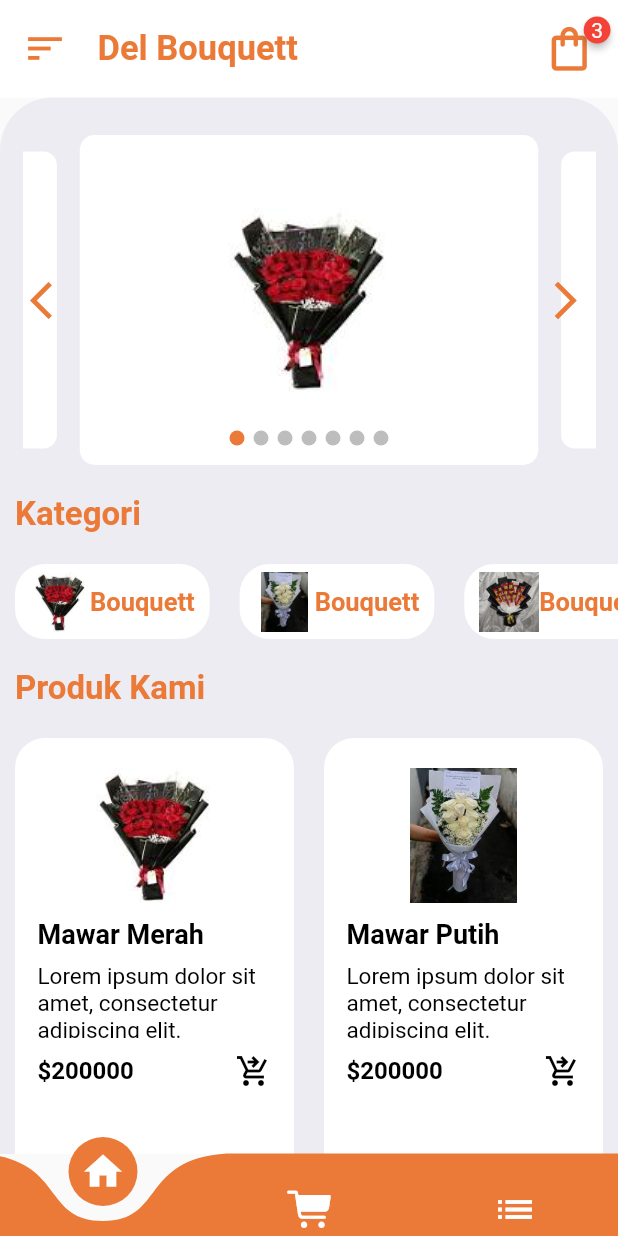
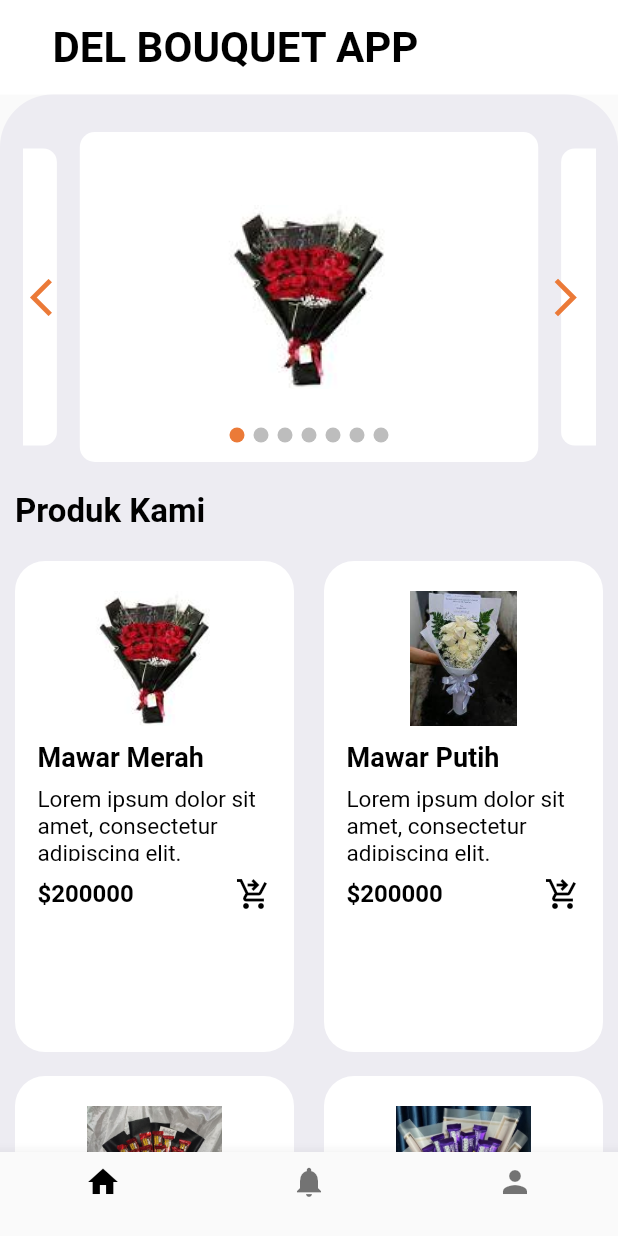
Before and after one commit to havel373/bouquetapp, a Flutter app: the HomePage screen opened directly, on a phone screen of 412 x 824 dp. Run offline on Flutter 3.47's test engine with Material 2 defaults, Android fonts, the phone set to English and light mode, and no system bars; drawn by our look-alikes of badges, card_swiper, curved_navigation_bar; our stand-ins replace flutter_rating_bar, shimmer; missing offline and left inert: clippy_flutter.

Commit message:
Update UI

```diff
--- a/lib/components/HomeAppBar.dart
+++ b/lib/components/HomeAppBar.dart
@@ -13,47 +13,20 @@ class HomeAppBar extends StatelessWidget {
       color: Colors.white,
       padding: EdgeInsets.all(15), // before it as 25
       child: Row(children: [
-        GestureDetector(
-          onTap: () {
-            data.currentState?.openDrawer();
-            // AuthController.instance.logOut();
-          },
-          child: Icon(
-            Icons.sort,
-            size: 30,
-            color: Color.fromARGB(255, 235, 122, 56), //0xFF4C53A2
-          ),
-        ),
         Padding(
           padding: EdgeInsets.only(
             left: 20,
           ),
           child: Text(
-            'Del Bouquett',
+            'DEL BOUQUET APP',
             style: TextStyle(
-              fontSize: 23,
+              fontSize: 28,
               fontWeight: FontWeight.bold,
-              color: Color.fromARGB(255, 235, 122, 56), //0xFF4C53A2
+              color: Color.fromARGB(255, 0, 0, 0), //0xFF4C53A2
             ),
           ),
         ),
         const Spacer(),
-       badges.Badge(
-          badgeContent: const Text(
-            "3",
-            style: TextStyle(color: Colors.white),
-          ),
-          child: InkWell(
-            onTap: () {
-              Navigator.pushNamed(context, 'Keranjang');
-            },
-            child: const Icon(
-              Icons.shopping_bag_outlined,
-              size: 35,
-              color: Color.fromARGB(255, 235, 122, 56), //0xFF4C53A2
-            ),
-          )
-        ),
       ]),
     );
   }
--- a/lib/components/ItemAppBar.dart
+++ b/lib/components/ItemAppBar.dart
@@ -35,7 +35,7 @@ class _ItemAppBarState extends State<ItemAppBar> {
               style: TextStyle(
                 fontSize: 23,
                 fontWeight: FontWeight.bold,
-                color: Color.fromARGB(255, 235, 122, 56),
+                color: Color.fromARGB(255, 0, 0, 0),
               ),
             ),
           ),
--- a/lib/main.dart
+++ b/lib/main.dart
@@ -19,9 +19,6 @@ class MyApp extends StatelessWidget {
       ),
         debugShowCheckedModeBanner: false,
       home: Scaffold(
-        appBar: AppBar(
-            title: const Text('DEL BOUQUET APP'),
-        ),
         body: Container(
             width: double.infinity,
             height: double.infinity,
--- a/lib/screen/HomePage.dart
+++ b/lib/screen/HomePage.dart
@@ -9,20 +9,36 @@ import '../components/CategoriesWidget.dart';
 import '../components/HomeAppBar.dart';
 import '../components/ItemsWidgets.dart';
 import '../components/SideNavbar.dart';
+import 'NotificationPage.dart';
+import 'UserProfilePage.dart';
 
-class HomePage extends StatelessWidget {
+class HomePage extends StatefulWidget {
   HomePage({super.key});
 
-  final GlobalKey<ScaffoldState> _scaffoldState = GlobalKey<ScaffoldState>();
+  @override
+  State<HomePage> createState() => _HomePageState();
+}
+
+  class _HomePageState extends State<HomePage> {
+
+    int selectedPageIndex = 0;
+    int _selectedIndex = 0;
+
+    void _onItemTapped(int index) {
+      setState(() {
+        _selectedIndex = index;
+      });
+    }
+
+    final GlobalKey<ScaffoldState> _scaffoldState = GlobalKey<ScaffoldState>();
   @override
   Widget build(BuildContext context) {
     return Scaffold(
       key: _scaffoldState,
-      drawer: SideNavBar(),
       body: ListView(
         children: [
-          HomeAppBar(data: _scaffoldState), // nav bar
-          // buscador
+          HomeAppBar(data: _scaffoldState),
+
           Container(
             // height: 500,
             padding: EdgeInsets.only(top: 15),
@@ -37,52 +53,7 @@ class HomePage extends StatelessWidget {
               children: [
                 // CARRUCEL
                 Carrusel(),
-                // //BUscar
-                // Container(
-                //   padding: EdgeInsets.symmetric(horizontal: 15),
-                //   margin: EdgeInsets.symmetric(horizontal: 15),
-                //   decoration: BoxDecoration(
-                //       color: Colors.white,
-                //       borderRadius: BorderRadius.circular(30)),
-                //   child: Row(
-                //     children: [
-                //       Container(
-                //         height: 50,
-                //         width: MediaQuery.of(context).size.width / 1.4,
-                //         margin: EdgeInsets.only(left: 5),
-                //         child: TextFormField(
-                //           decoration: InputDecoration(
-                //               border: InputBorder.none, hintText: "Buscar..."),
-                //         ),
-                //       ),
-                //       Spacer(),
-                //       Icon(
-                //         Icons.search_rounded,
-                //         size: 23,
-                //         color: Color.fromARGB(255, 235, 122, 56), //0xFF4C53A2
-                //       )
-                //     ],
-                //   ),
-                // ),
 
-                // TITLE categorias
-                Container(
-                  alignment: Alignment.centerLeft,
-                  margin: EdgeInsets.symmetric(horizontal: 10, vertical: 20),
-                  child: Text(
-                    "Kategori",
-                    style: TextStyle(
-                      fontSize: 22,
-                      fontWeight: FontWeight.bold,
-                      color: Color.fromARGB(255, 235, 122, 56), //0xFF4C53A2
-                    ),
-                  ),
-                ),
-
-                // CATEGORIAS
-                CategoriesWidget(),
-
-                // TITLE Items
                 Container(
                   alignment: Alignment.centerLeft,
                   margin: EdgeInsets.symmetric(vertical: 20, horizontal: 10),
@@ -91,41 +62,40 @@ class HomePage extends StatelessWidget {
                     style: TextStyle(
                       fontSize: 22,
                       fontWeight: FontWeight.bold,
-                      color: Color.fromARGB(255, 235, 122, 56), //0xFF4C53A2
+                      color: Color.fromARGB(255, 0, 0, 0), //0xFF4C53A2
                     ),
                   ),
                 ),
 
-                // PRODUCTOS
                 ItemsWidget(),
               ],
             ),
           )
         ],
+
       ),
-      bottomNavigationBar: CurvedNavigationBar(
-        backgroundColor: Colors.transparent,
-        onTap: (index) {},
-        height: 55,
-        color: Color.fromARGB(255, 235, 122, 56), //0xFF4C53A2
-        items: [
-          Icon(
-            Icons.home,
-            size: 30,
-            color: Colors.white,
+
+      bottomNavigationBar: BottomNavigationBar(
+        items: const <BottomNavigationBarItem>[
+          BottomNavigationBarItem(
+            icon: Icon(Icons.home),
+            label: '',
           ),
-          Icon(
-            CupertinoIcons.cart_fill,
-            size: 30,
-            color: Colors.white,
+          BottomNavigationBarItem(
+            icon: Icon(Icons.notifications),
+            label: '',
           ),
-          Icon(
-            Icons.list,
-            size: 30,
-            color: Colors.white,
+          BottomNavigationBarItem(
+            icon: Icon(Icons.person),
+            label: '',
           ),
         ],
+        currentIndex: _selectedIndex,
+        selectedItemColor: Colors.black,
+        onTap: _onItemTapped,
       ),
     );
+
   }
+
 }
--- /dev/null
+++ b/lib/screen/NotificationPage.dart
@@ -0,0 +1,11 @@
+import 'package:flutter/cupertino.dart';
+
+class NotificationPage extends StatefulWidget {
+  @override
+  State<StatefulWidget> createState() {
+    // TODO: implement createState
+    throw UnimplementedError();
+  }
+
+
+}
--- /dev/null
+++ b/lib/screen/UserProfilePage.dart
@@ -0,0 +1,11 @@
+import 'package:flutter/cupertino.dart';
+
+class UserProfilePage extends StatefulWidget {
+  @override
+  State<StatefulWidget> createState() {
+    // TODO: implement createState
+    throw UnimplementedError();
+  }
+
+
+}
```
